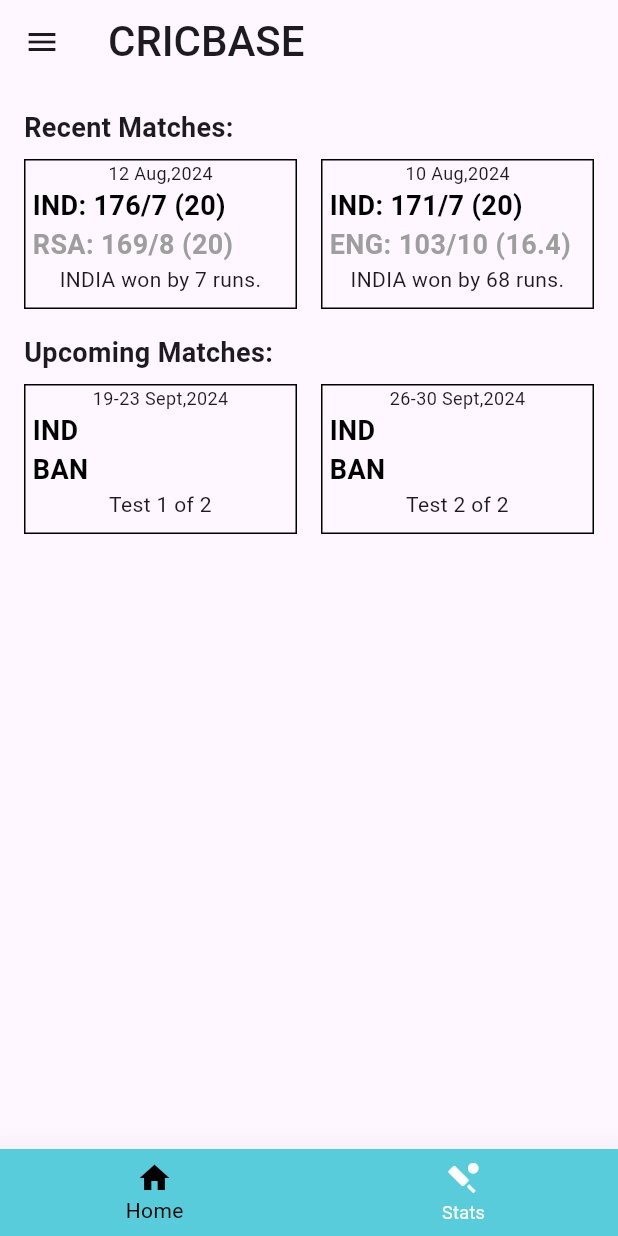
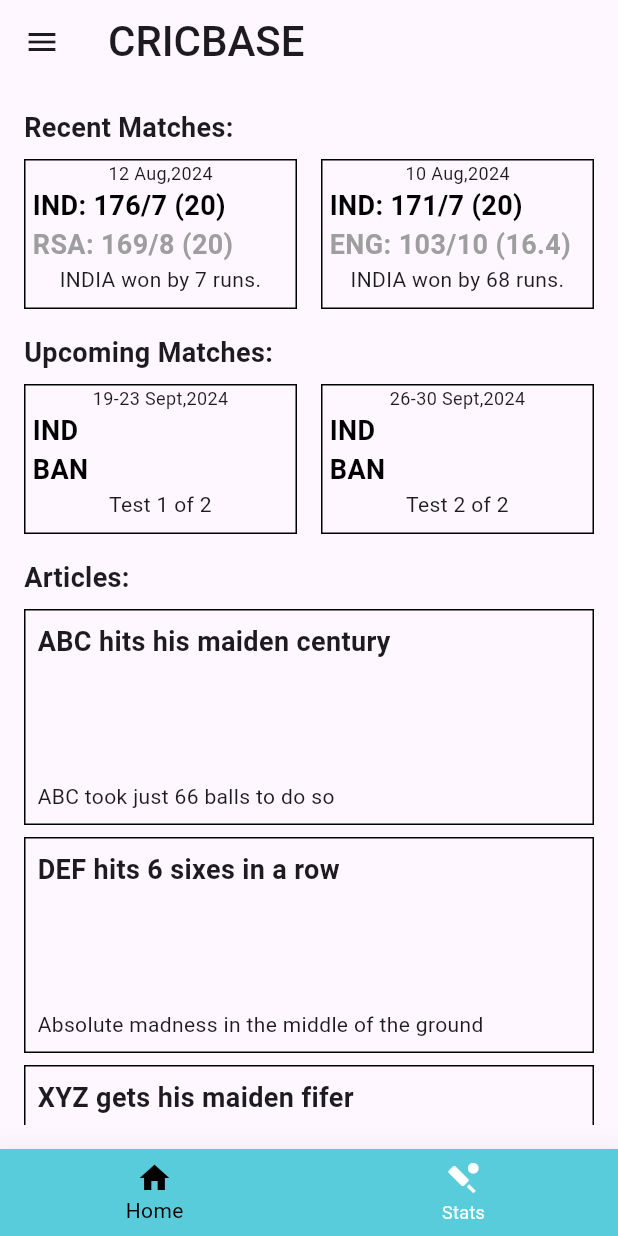
Before and after one commit to ShrihariJoshi/cricky, a Flutter app: the screen it shows after launch, on a phone screen of 412 x 824 dp. Run offline on Flutter 3.47's test engine with Material 3 defaults, Android fonts, the phone set to English and light mode, and no system bars.

Commit message:
added article space which are scrollable

```diff
--- a/lib/home_screen.dart
+++ b/lib/home_screen.dart
@@ -102,17 +102,17 @@ class HomeScreenPage extends HomeScreen {
           ],
         ),
       ),
-      body: const Padding(
-        padding: EdgeInsets.all(16.0),
+      body: Padding(
+        padding: const EdgeInsets.all(16.0),
         child: Column(
           crossAxisAlignment: CrossAxisAlignment.start,
           children: [
-            Text(
+            const Text(
               'Recent Matches:',
               style: TextStyle(fontSize: 18, fontWeight: FontWeight.bold),
             ),
-            SizedBox(height: 8),
-            Row(
+            const SizedBox(height: 8),
+            const Row(
               // options: CarouselOptions(
               //   height: 100,
               //   reverse: true,
@@ -136,13 +136,13 @@ class HomeScreenPage extends HomeScreen {
                 ),
               ],
             ),
-            SizedBox(height: 16),
-            Text(
+            const SizedBox(height: 16),
+            const Text(
               'Upcoming Matches:',
               style: TextStyle(fontSize: 18, fontWeight: FontWeight.bold),
             ),
-            SizedBox(height: 8),
-            Row(
+            const SizedBox(height: 8),
+            const Row(
               children: [
                 MatchDetailWidget(
                   date: '19-23 Sept,2024',
@@ -159,9 +159,33 @@ class HomeScreenPage extends HomeScreen {
                 ),
               ],
             ),
+            const SizedBox(height: 16),
+            const Text(
+              'Articles:',
+              style: TextStyle(fontSize: 18, fontWeight: FontWeight.bold),
+            ),
+            const SizedBox(height: 8),
+            Expanded(
+              child: ListView(
+                children: const [
+                  ArticleWidget(
+                    heading: 'ABC hits his maiden century',
+                    bbody: 'ABC took just 66 balls to do so',
+                  ),
+                  ArticleWidget(
+                    heading: 'DEF hits 6 sixes in a row',
+                    bbody: 'Absolute madness in the middle of the ground',
+                  ),
+                  ArticleWidget(
+                    heading: 'XYZ gets his maiden fifer',
+                    bbody: 'XYZ uprooted every batter he faced',
+                  ),
           ],
         ),
       ),
+          ],
+        )
+      )
     );
   }
 }
@@ -235,3 +259,41 @@ class MatchDetailWidget extends StatelessWidget {
     );
   }
 }
+class ArticleWidget extends StatelessWidget {
+  const ArticleWidget({
+    super.key,
+    required this.heading,
+    required this.bbody,
+  });
+
+  final String heading;
+  final String bbody;
+
+  @override
+  Widget build(BuildContext context) {
+    return Container(
+      margin: const EdgeInsets.only(bottom: 8.0),
+      padding: const EdgeInsets.all(8.0),
+      decoration: BoxDecoration(
+        border: Border.all(color: Colors.black),
+      ),
+      child: Column(
+        crossAxisAlignment: CrossAxisAlignment.start,
+        children: [
+          Text(
+            heading,
+            style: const TextStyle(
+              fontSize: 18,
+              fontWeight: FontWeight.bold,
+            ),
+          ),
+          const SizedBox(height: 80),
+          Text(
+            bbody,
+            style: const TextStyle(fontSize: 14),
+          ),
+        ],
+      ),
+    );
+  }
+}
```
